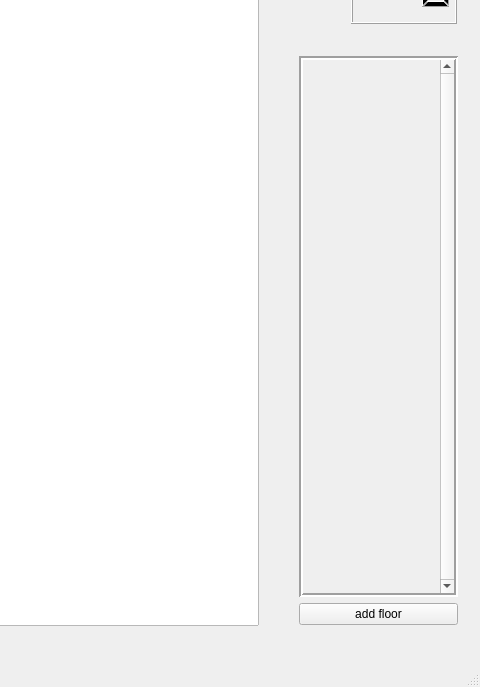
This is Elevator_project/mainwindow.ui in Slaviantus/Old-university-projects- as Qt 5 draws it before an edit; both pictures show x 522 to 1002 and y 102 to 789 of the 1002 by 789 pixel window. The edited form follows.
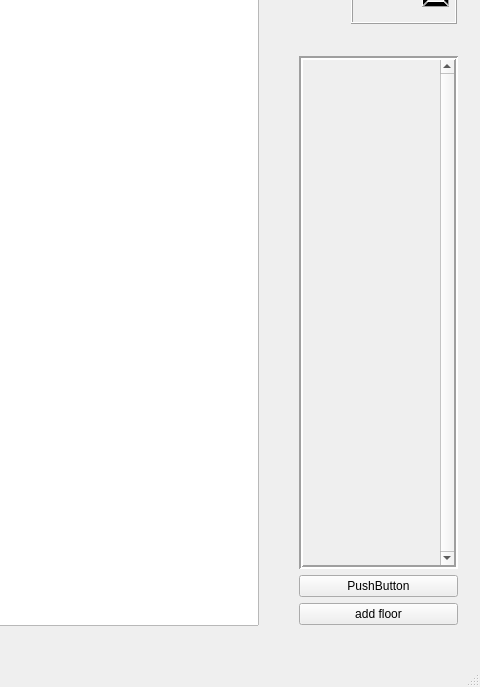
This is the edited form. Custom widgets are drawn as their Qt base class.

Commit message: managing opacity by button is ready (partly)

```diff
--- a/Elevator_project/mainwindow.ui
+++ b/Elevator_project/mainwindow.ui
@@ -75,7 +75,7 @@
           <x>0</x>
           <y>0</y>
           <width>154</width>
-          <height>552</height>
+          <height>523</height>
          </rect>
         </property>
         <widget class="QWidget" name="verticalLayoutWidget_2">
@@ -92,6 +92,13 @@
        </widget>
       </widget>
      </item>
+     <item>
+      <widget class="QPushButton" name="hide_show">
+       <property name="text">
+        <string>PushButton</string>
+       </property>
+      </widget>
+     </item>
      <item>
       <widget class="QPushButton" name="add_floor">
        <property name="text">
```
The commit also changes 6 other files.
